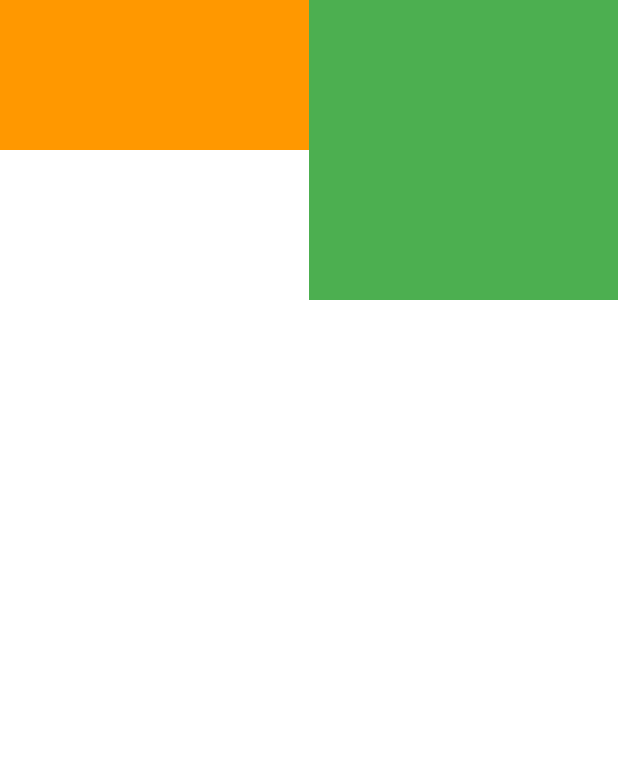
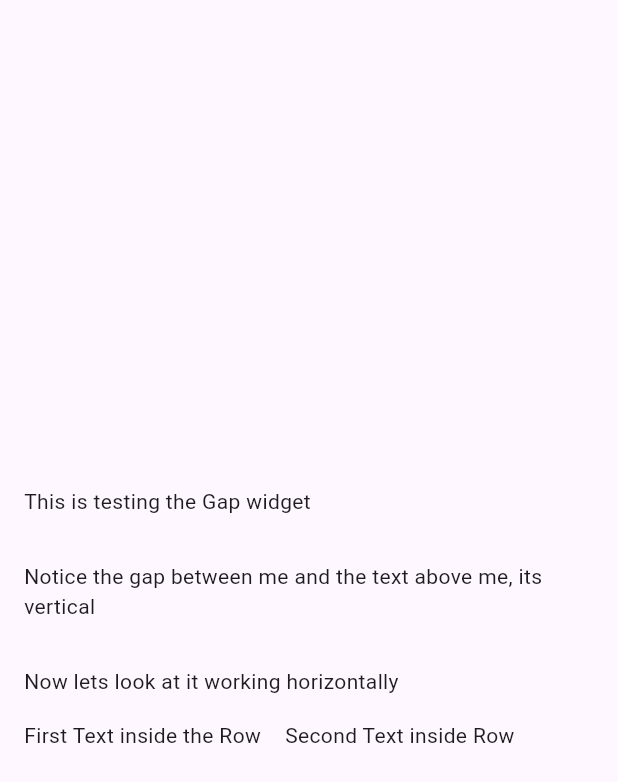
Before and after one commit to tauto1127/flutter_lab, a Flutter app: the screen it shows after launch, on a phone screen of 412 x 824 dp. Shown: the top 782 px of the screen. Run offline on Flutter 3.47's test engine with Material 3 defaults, Android fonts, the phone set to English and light mode, and no system bars.

Commit message:
implemented gap widget using renderbox

```diff
--- a/lib/CreateGapWidget/gap.dart
+++ b/lib/CreateGapWidget/gap.dart
@@ -1,3 +1,4 @@
+import 'package:flutter/material.dart';
 import 'package:flutter/rendering.dart';
 import 'package:flutter/widgets.dart';
 
@@ -49,3 +50,41 @@ class Gap extends LeafRenderObjectWidget {
     renderObject.mainAxisExtent = mainAxisExtent;
   }
 }
+
+class GapTest extends StatelessWidget {
+  const GapTest({Key? key}) : super(key: key);
+
+  @override
+  Widget build(BuildContext context) {
+    return const Scaffold(
+      body: SafeArea(
+        child: Padding(
+          padding: EdgeInsets.all(16.0),
+          child: Column(
+            crossAxisAlignment: CrossAxisAlignment.start,
+            mainAxisAlignment: MainAxisAlignment.center,
+            mainAxisSize: MainAxisSize.max,
+            children: <Widget>[
+              Text('This is testing the Gap widget'),
+              Gap(30),
+              Text('Notice the gap between me and the text above me, its vertical'),
+              Gap(30),
+              Text('Now lets look at it working horizontally'),
+              Gap(16),
+              Row(
+                children: [
+                  Text('First Text inside the Row'),
+                  Gap(16),
+                  Text(
+                    'Second Text inside Row',
+                    maxLines: 3,
+                  ),
+                ],
+              ),
+            ],
+          ),
+        ),
+      ),
+    );
+  }
+}
--- a/lib/main.dart
+++ b/lib/main.dart
@@ -1,4 +1,5 @@
 import 'package:flutter/material.dart';
+import 'package:flutter_lab/CreateGapWidget/gap.dart';
 import 'package:flutter_lab/access_parent_from_child.dart';
 import 'package:flutter_lab/expand.dart';
 import 'package:flutter_lab/grid_view_test.dart';
@@ -8,5 +9,5 @@ import 'package:flutter_lab/joutaikanri/inherited_counter.dart';
 
 void main() {
   runApp(
-      Directionality(textDirection: TextDirection.ltr, child: GridViewTest()));
+      Directionality(textDirection: TextDirection.ltr, child: GapTest()));
 }
```
